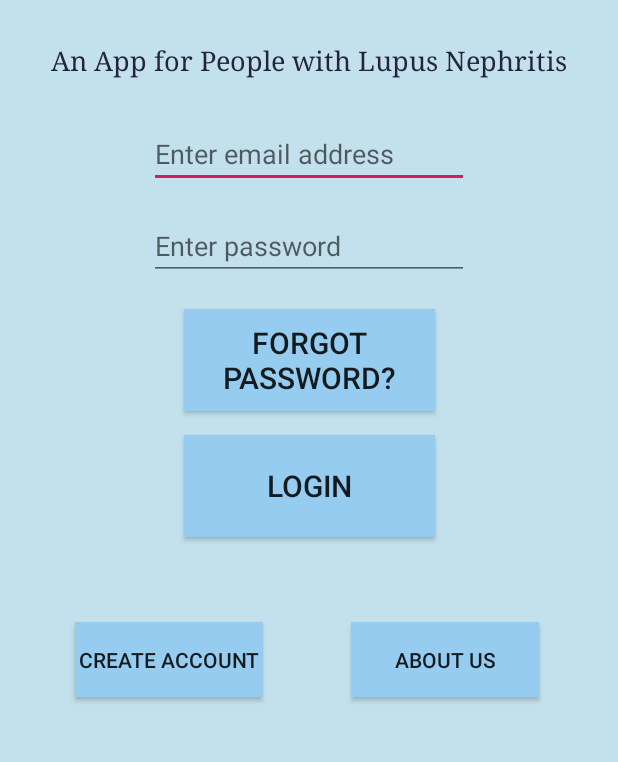
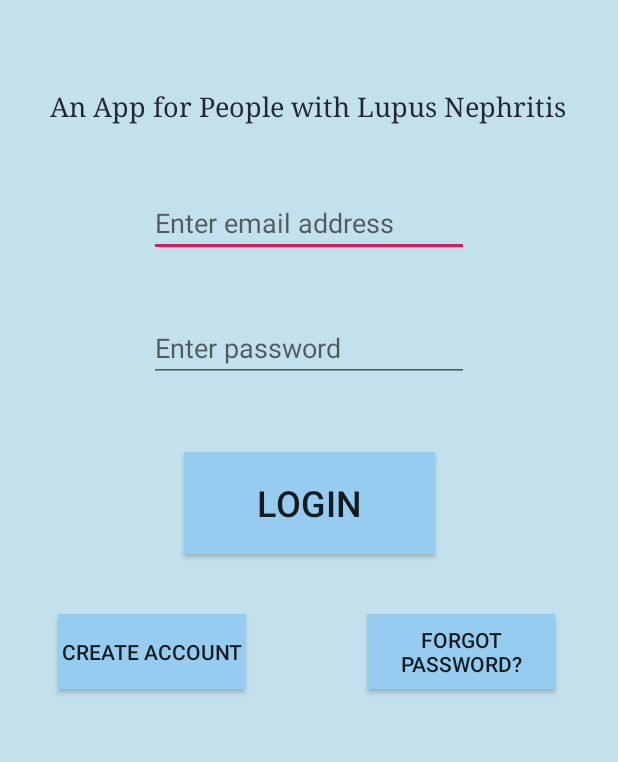
Before and after one commit to kevinlazenby/LupusLabsRepository, an Android app: the screen it shows after launch (MainActivity), on a phone screen of 412 x 824 dp, the part 472-1234 px from its top. Run offline under Robolectric (Android 15) with nearby library versions, the phone set to English and light mode, and no system bars.

Commit message:
Second update for midterm presentation.

```diff
--- a/app/src/main/res/layout/activity_main.xml
+++ b/app/src/main/res/layout/activity_main.xml
@@ -11,19 +11,17 @@
         android:id="@+id/diseaseTextView"
         android:layout_width="352dp"
         android:layout_height="48dp"
-        android:layout_marginStart="16dp"
-        android:layout_marginLeft="16dp"
-        android:layout_marginTop="16dp"
-        android:layout_marginEnd="16dp"
-        android:layout_marginRight="16dp"
         android:gravity="center"
         android:text="An App for People with Lupus Nephritis"
         android:textColor="#23253C"
         android:textSize="18sp"
         app:fontFamily="serif"
+        app:layout_constraintBottom_toBottomOf="parent"
         app:layout_constraintEnd_toEndOf="parent"
+        app:layout_constraintHorizontal_bias="0.491"
         app:layout_constraintStart_toStartOf="parent"
-        app:layout_constraintTop_toBottomOf="@+id/imageView" />
+        app:layout_constraintTop_toTopOf="parent"
+        app:layout_constraintVertical_bias="0.424" />
 
     <ImageView
         android:id="@+id/imageView"
@@ -46,84 +44,67 @@
         android:id="@+id/loginButton"
         android:layout_width="167dp"
         android:layout_height="68dp"
-        android:layout_marginTop="16dp"
         android:background="#95CCF0"
         android:onClick="openMainMenuActivity"
         android:text="Login"
-        android:textSize="20sp"
+        android:textSize="24sp"
         app:layout_constraintBottom_toBottomOf="parent"
         app:layout_constraintEnd_toEndOf="parent"
         app:layout_constraintStart_toStartOf="parent"
-        app:layout_constraintTop_toBottomOf="@+id/forgotPwdButton"
-        app:layout_constraintVertical_bias="0.0" />
+        app:layout_constraintTop_toTopOf="parent"
+        app:layout_constraintVertical_bias="0.8" />
 
     <EditText
         android:id="@+id/emailEditText"
         android:layout_width="wrap_content"
         android:layout_height="wrap_content"
-        android:layout_marginTop="16dp"
         android:ems="10"
         android:hint="Enter email address"
         android:inputType="textEmailAddress"
+        app:layout_constraintBottom_toBottomOf="parent"
         app:layout_constraintEnd_toEndOf="parent"
         app:layout_constraintStart_toStartOf="parent"
-        app:layout_constraintTop_toBottomOf="@+id/diseaseTextView" />
+        app:layout_constraintTop_toTopOf="parent"
+        app:layout_constraintVertical_bias="0.532" />
 
     <EditText
         android:id="@+id/passwordEditText"
         android:layout_width="wrap_content"
         android:layout_height="wrap_content"
-        android:layout_marginTop="16dp"
         android:ems="10"
         android:hint="Enter password"
         android:inputType="textPassword"
+        app:layout_constraintBottom_toBottomOf="parent"
         app:layout_constraintEnd_toEndOf="parent"
         app:layout_constraintStart_toStartOf="parent"
-        app:layout_constraintTop_toBottomOf="@+id/emailEditText" />
+        app:layout_constraintTop_toTopOf="parent"
+        app:layout_constraintVertical_bias="0.648" />
 
     <Button
         android:id="@+id/forgotPwdButton"
-        android:layout_width="167dp"
-        android:layout_height="68dp"
-        android:layout_marginTop="19dp"
+        android:layout_width="125dp"
+        android:layout_height="50dp"
         android:background="#95CCF0"
         android:text="Forgot password?"
-        android:textSize="20sp"
+        android:textSize="14sp"
+        app:layout_constraintBottom_toBottomOf="parent"
         app:layout_constraintEnd_toEndOf="parent"
+        app:layout_constraintHorizontal_bias="0.853"
         app:layout_constraintStart_toStartOf="parent"
-        app:layout_constraintTop_toBottomOf="@+id/passwordEditText" />
+        app:layout_constraintTop_toTopOf="parent"
+        app:layout_constraintVertical_bias="0.93" />
 
     <Button
         android:id="@+id/createAccButton"
         android:layout_width="125dp"
         android:layout_height="50dp"
-        android:layout_marginStart="50dp"
-        android:layout_marginLeft="50dp"
-        android:layout_marginTop="32dp"
-        android:layout_marginBottom="32dp"
         android:background="#95CCF0"
         android:text="Create Account"
         app:layout_constraintBottom_toBottomOf="parent"
+        app:layout_constraintEnd_toEndOf="parent"
+        app:layout_constraintHorizontal_bias="0.136"
         app:layout_constraintStart_toStartOf="parent"
-        app:layout_constraintTop_toBottomOf="@+id/loginButton"
-        app:layout_constraintVertical_bias="0.666" />
+        app:layout_constraintTop_toTopOf="parent"
+        app:layout_constraintVertical_bias="0.93" />
 
-    <Button
-        android:id="@+id/aboutButton"
-        android:layout_width="125dp"
-        android:layout_height="50dp"
-        android:layout_marginStart="32dp"
-        android:layout_marginLeft="32dp"
-        android:layout_marginTop="32dp"
-        android:layout_marginEnd="50dp"
-        android:layout_marginRight="50dp"
-        android:layout_marginBottom="32dp"
-        android:background="#95CCF0"
-        android:text="About Us"
-        app:layout_constraintBottom_toBottomOf="parent"
-        app:layout_constraintEnd_toEndOf="parent"
-        app:layout_constraintHorizontal_bias="0.907"
-        app:layout_constraintStart_toEndOf="@+id/createAccButton"
-        app:layout_constraintTop_toBottomOf="@+id/loginButton"
-        app:layout_constraintVertical_bias="0.666" />
 </androidx.constraintlayout.widget.ConstraintLayout>
```
Also changed, not shown: app/src/main/res/layout/activity_main_menu.xml (+21 -21 lines).
